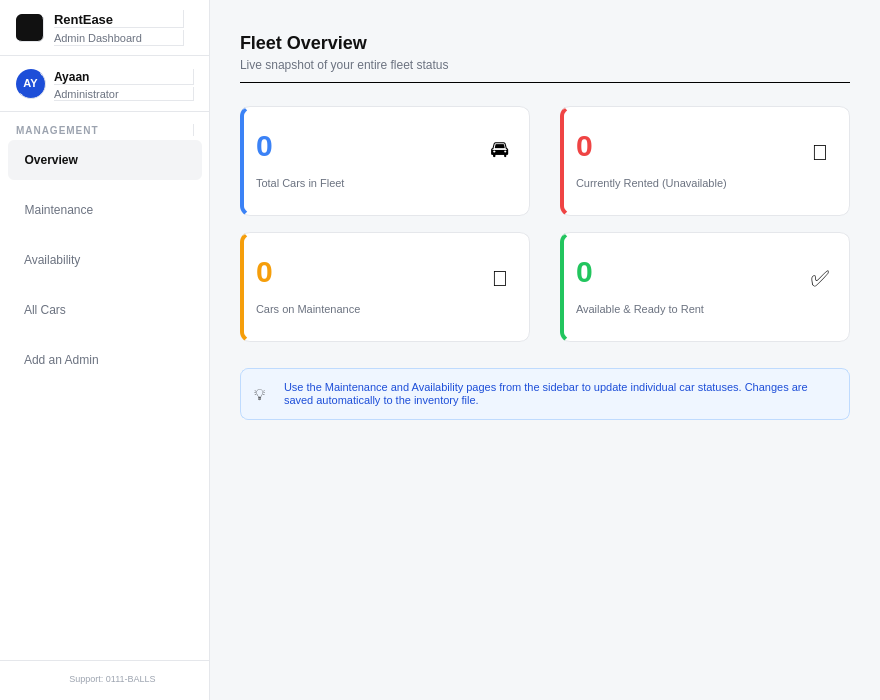
The window that admindashboard.ui (adrift-blip/Car-Rental-Management-System) describes before a commit, drawn with Qt 5.
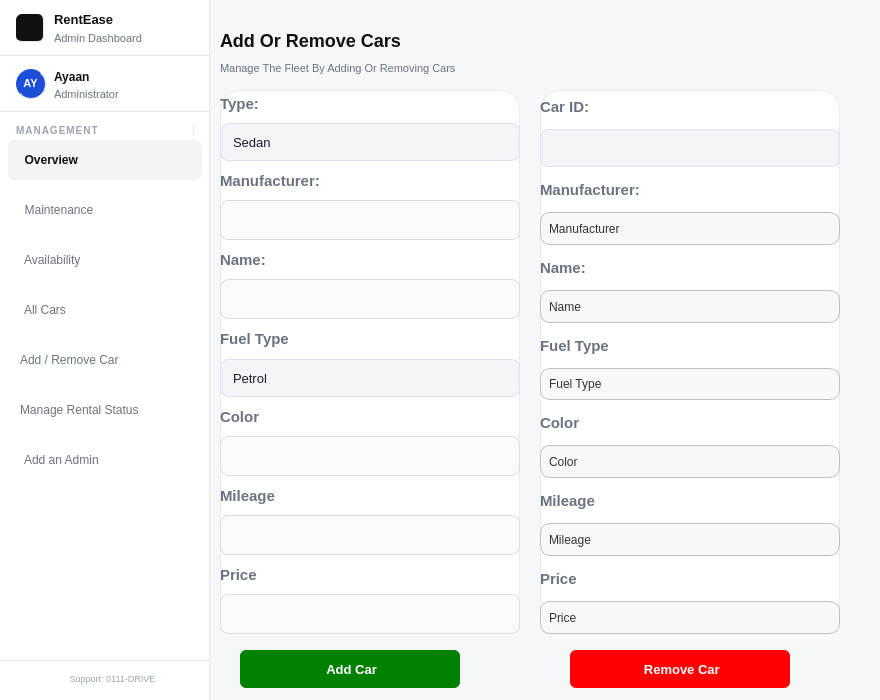
The same window after the commit. The open tabs and pages were chosen to show the change. Icons and pictures are not drawn.

Commit message: Finalized! No changes left

Diff of the .ui file:
```diff
--- a/admindashboard.ui
+++ b/admindashboard.ui
@@ -116,7 +116,8 @@
 font-weight: bold;
 color: #111111;
 background-color: transparent;
-font-family: Segoe UI;</string>
+font-family: Segoe UI;
+border:none;</string>
      </property>
      <property name="text">
       <string>RentEase</string>
@@ -134,7 +135,8 @@
      <property name="styleSheet">
       <string notr="true">font-size: 11px;
 color: #6B7280;
-background: transparent;</string>
+background: transparent;
+border:none;</string>
      </property>
      <property name="text">
       <string>Admin Dashboard</string>
@@ -208,7 +210,8 @@
       <string notr="true">font-size: 12px;
 font-weight: bold;
 color: #111111;
-background: transparent;</string>
+background: transparent;
+border:none;</string>
      </property>
      <property name="text">
       <string>Ayaan</string>
@@ -226,7 +229,8 @@
      <property name="styleSheet">
       <string notr="true">font-size: 11px;
 color: #6B7280;
-background: transparent;</string>
+background: transparent;
+border:none;</string>
      </property>
      <property name="text">
       <string>Administrator</string>
@@ -496,7 +500,7 @@
 padding-top: 10px;</string>
     </property>
     <property name="text">
-     <string>Support: 0111-BALLS</string>
+     <string>Support: 0111-DRIVE</string>
     </property>
     <property name="alignment">
      <set>Qt::AlignmentFlag::AlignHCenter|Qt::AlignmentFlag::AlignTop</set>
@@ -506,7 +510,7 @@
     <property name="geometry">
      <rect>
       <x>8</x>
-      <y>340</y>
+      <y>440</y>
       <width>194</width>
       <height>40</height>
      </rect>
@@ -548,6 +552,109 @@
     <property name="flat">
      <bool>true</bool>
     </property>
+    <attribute name="buttonGroup">
+     <string notr="true">buttonGroup</string>
+    </attribute>
+   </widget>
+   <widget class="QPushButton" name="AddRemoveCar">
+    <property name="geometry">
+     <rect>
+      <x>10</x>
+      <y>340</y>
+      <width>194</width>
+      <height>40</height>
+     </rect>
+    </property>
+    <property name="styleSheet">
+     <string notr="true">QPushButton#AddRemoveCar {
+    border: none;
+    border-radius: 6px;
+    text-align: left;
+    padding-left: 10px;
+    color: #6B7280;
+    background: none;
+}
+QPushButton#AddRemoveCar:hover {
+    background-color: #F9FAFB;
+    color: #111111;
+}
+QPushButton#AddRemoveCar:checked {
+    background-color: #F3F4F6;
+    color: #111111;
+    font-weight: 600;
+}</string>
+    </property>
+    <property name="text">
+     <string>Add / Remove Car</string>
+    </property>
+    <property name="icon">
+     <iconset theme="QIcon::ThemeIcon::FolderOpen"/>
+    </property>
+    <property name="iconSize">
+     <size>
+      <width>18</width>
+      <height>18</height>
+     </size>
+    </property>
+    <property name="checkable">
+     <bool>true</bool>
+    </property>
+    <property name="flat">
+     <bool>true</bool>
+    </property>
+    <attribute name="buttonGroup">
+     <string notr="true">buttonGroup</string>
+    </attribute>
+   </widget>
+   <widget class="QPushButton" name="manageRentalStatusBtn">
+    <property name="geometry">
+     <rect>
+      <x>10</x>
+      <y>390</y>
+      <width>194</width>
+      <height>40</height>
+     </rect>
+    </property>
+    <property name="styleSheet">
+     <string notr="true">QPushButton#manageRentalStatusBtn {
+    border: none;
+    border-radius: 6px;
+    text-align: left;
+    padding-left: 10px;
+    color: #6B7280;
+    background: none;
+}
+QPushButton#manageRentalStatusBtn:hover {
+    background-color: #F9FAFB;
+    color: #111111;
+}
+QPushButton#manageRentalStatusBtn:checked {
+    background-color: #F3F4F6;
+    color: #111111;
+    font-weight: 600;
+}</string>
+    </property>
+    <property name="text">
+     <string>Manage Rental Status</string>
+    </property>
+    <property name="icon">
+     <iconset theme="QIcon::ThemeIcon::ContactNew"/>
+    </property>
+    <property name="iconSize">
+     <size>
+      <width>18</width>
+      <height>18</height>
+     </size>
+    </property>
+    <property name="checkable">
+     <bool>true</bool>
+    </property>
+    <property name="flat">
+     <bool>true</bool>
+    </property>
+    <attribute name="buttonGroup">
+     <string notr="true">buttonGroup</string>
+    </attribute>
    </widget>
   </widget>
   <widget class="QWidget" name="rootWidget" native="true">
@@ -1558,6 +1665,861 @@
       </property>
      </widget>
     </widget>
+    <widget class="QWidget" name="addOrRemovePage">
+     <widget class="QLabel" name="label">
+      <property name="geometry">
+       <rect>
+        <x>10</x>
+        <y>20</y>
+        <width>200</width>
+        <height>40</height>
+       </rect>
+      </property>
+      <property name="styleSheet">
+       <string notr="true">font-size: 18px;
+font-weight: bold;
+color: #111111;
+background-color: transparent;
+font-family: Segoe UI;
+border:none;</string>
+      </property>
+      <property name="text">
+       <string>Add Or Remove Cars</string>
+      </property>
+     </widget>
+     <widget class="QLabel" name="brandSub_2">
+      <property name="geometry">
+       <rect>
+        <x>10</x>
+        <y>60</y>
+        <width>250</width>
+        <height>16</height>
+       </rect>
+      </property>
+      <property name="styleSheet">
+       <string notr="true">font-size: 11px;
+color: #6B7280;
+background: transparent;
+border:none;</string>
+      </property>
+      <property name="text">
+       <string>Manage The Fleet By Adding Or Removing Cars</string>
+      </property>
+     </widget>
+     <widget class="QWidget" name="widget_2" native="true">
+      <property name="geometry">
+       <rect>
+        <x>10</x>
+        <y>90</y>
+        <width>300</width>
+        <height>544</height>
+       </rect>
+      </property>
+      <property name="styleSheet">
+       <string notr="true">border: 1px solid #e8eaf0;
+border-radius: 20px;
+background: white;
+outline: none;
+color: #1a1a2e;</string>
+      </property>
+      <layout class="QVBoxLayout" name="verticalLayout">
+       <item>
+        <widget class="QLabel" name="label_15">
+         <property name="styleSheet">
+          <string notr="true">font-weight:bold;
+border:none;
+outline:none;
+font-size: 15px;
+color: #6B7280;
+background-color: transparent;</string>
+         </property>
+         <property name="text">
+          <string>Type:</string>
+         </property>
+        </widget>
+       </item>
+       <item>
+        <widget class="QComboBox" name="typeComboBox">
+         <property name="styleSheet">
+          <string notr="true">QComboBox {
+    background: #f4f5f8;
+    color: #1a1a2e;
+    border: 1px solid #dde1ed;
+    border-radius: 8px;
+    padding: 0 12px;
+    font-size: 13px;
+    height: 36px;
+}
+QComboBox:hover {
+ border-color: #3b4fd8; 
+}
+QComboBox::drop-down { 
+border: none; width: 24px; 
+}
+QComboBox QAbstractItemView {
+    background: white;
+    border: 1px solid #dde1ed;
+    border-radius: 6px;
+    color: #1a1a2e;
+    selection-background-color: #eef0fb;
+    selection-color: #3b4fd8;
+}</string>
+         </property>
+         <item>
+          <property name="text">
+           <string>Sedan</string>
+          </property>
+         </item>
+         <item>
+          <property name="text">
+           <string>Coupe</string>
+          </property>
+         </item>
+         <item>
+          <property name="text">
+           <string>Hatchback</string>
+          </property>
+         </item>
+         <item>
+          <property name="text">
+           <string>SUV</string>
+          </property>
+         </item>
+         <item>
+          <property name="text">
+           <string>Crossover</string>
+          </property>
+         </item>
+         <item>
+          <property name="text">
+           <string>Convertible</string>
+          </property>
+         </item>
+         <item>
+          <property name="text">
+           <string>Station Wagon</string>
+          </property>
+         </item>
+         <item>
+          <property name="text">
+           <string>Minivan</string>
+          </property>
+         </item>
+         <item>
+          <property name="text">
+           <string>Pickup Truck</string>
+          </property>
+         </item>
+        </widget>
+       </item>
+       <item>
+        <widget class="QLabel" name="label_16">
+         <property name="styleSheet">
+          <string notr="true">font-weight:bold;
+border:none;
+outline:none;
+font-size: 15px;
+color: #6B7280;
+background-color: transparent;</string>
+         </property>
+         <property name="text">
+          <string>Manufacturer:</string>
+         </property>
+        </widget>
+       </item>
+       <item>
+        <widget class="QLineEdit" name="manufacturerEdit">
+         <property name="styleSheet">
+          <string notr="true">background-color: #fafafa;
+border: 1px solid #dddddd;
+border-radius: 8px;
+padding: 10px 14px;
+font-size: 14px;
+color: #1a1a2e;</string>
+         </property>
+        </widget>
+       </item>
+       <item>
+        <widget class="QLabel" name="label_17">
+         <property name="styleSheet">
+          <string notr="true">font-weight:bold;
+border:none;
+outline:none;
+font-size: 15px;
+color: #6B7280;
+background-color: transparent;</string>
+         </property>
+         <property name="text">
+          <string>Name:</string>
+         </property>
+        </widget>
+       </item>
+       <item>
+        <widget class="QLineEdit" name="carNameEdit">
+         <property name="styleSheet">
+          <string notr="true">background-color: #fafafa;
+border: 1px solid #dddddd;
+border-radius: 8px;
+padding: 10px 14px;
+font-size: 14px;
+color: #1a1a2e;</string>
+         </property>
+        </widget>
+       </item>
+       <item>
+        <widget class="QLabel" name="label_18">
+         <property name="styleSheet">
+          <string notr="true">font-weight:bold;
+border:none;
+outline:none;
+font-size: 15px;
+color: #6B7280;
+background-color: transparent;</string>
+         </property>
+         <property name="text">
+          <string>Fuel Type</string>
+         </property>
+        </widget>
+       </item>
+       <item>
+        <widget class="QComboBox" name="fuelComboBox">
+         <property name="styleSheet">
+          <string notr="true">QComboBox {
+    background: #f4f5f8;
+    color: #1a1a2e;
+    border: 1px solid #dde1ed;
+    border-radius: 8px;
+    padding: 0 12px;
+    font-size: 13px;
+    height: 36px;
+}
+QComboBox:hover {
+ border-color: #3b4fd8; 
+}
+QComboBox::drop-down { 
+border: none; width: 24px; 
+}
+QComboBox QAbstractItemView {
+    background: white;
+    border: 1px solid #dde1ed;
+    border-radius: 6px;
+    color: #1a1a2e;
+    selection-background-color: #eef0fb;
+    selection-color: #3b4fd8;
+}</string>
+         </property>
+         <item>
+          <property name="text">
+           <string>Petrol</string>
+          </property>
+         </item>
+         <item>
+          <property name="text">
+           <string>Electric</string>
+          </property>
+         </item>
+        </widget>
+       </item>
+       <item>
+        <widget class="QLabel" name="label_19">
+         <property name="styleSheet">
+          <string notr="true">font-weight:bold;
+border:none;
+outline:none;
+font-size: 15px;
+color: #6B7280;
+background-color: transparent;</string>
+         </property>
+         <property name="text">
+          <string>Color</string>
+         </property>
+        </widget>
+       </item>
+       <item>
+        <widget class="QLineEdit" name="colorEdit">
+         <property name="styleSheet">
+          <string notr="true">background-color: #fafafa;
+border: 1px solid #dddddd;
+border-radius: 8px;
+padding: 10px 14px;
+font-size: 14px;
+color: #1a1a2e;</string>
+         </property>
+        </widget>
+       </item>
+       <item>
+        <widget class="QLabel" name="label_20">
+         <property name="styleSheet">
+          <string notr="true">font-weight:bold;
+border:none;
+outline:none;
+font-size: 15px;
+color: #6B7280;
+background-color: transparent;</string>
+         </property>
+         <property name="text">
+          <string>Mileage</string>
+         </property>
+        </widget>
+       </item>
+       <item>
+        <widget class="QLineEdit" name="mileageEdit">
+         <property name="styleSheet">
+          <string notr="true">background-color: #fafafa;
+border: 1px solid #dddddd;
+border-radius: 8px;
+padding: 10px 14px;
+font-size: 14px;
+color: #1a1a2e;</string>
+         </property>
+        </widget>
+       </item>
+       <item>
+        <widget class="QLabel" name="label_21">
+         <property name="styleSheet">
+          <string notr="true">font-weight:bold;
+border:none;
+outline:none;
+font-size: 15px;
+color: #6B7280;
+background-color: transparent;</string>
+         </property>
+         <property name="text">
+          <string>Price</string>
+         </property>
+        </widget>
+       </item>
+       <item>
+        <widget class="QLineEdit" name="priceEdit">
+         <property name="styleSheet">
+          <string notr="true">background-color: #fafafa;
+border: 1px solid #dddddd;
+border-radius: 8px;
+padding: 10px 14px;
+font-size: 14px;
+color: #1a1a2e;</string>
+         </property>
+        </widget>
+       </item>
+      </layout>
+     </widget>
+     <widget class="QPushButton" name="addCarButton">
+      <property name="geometry">
+       <rect>
+        <x>30</x>
+        <y>650</y>
+        <width>220</width>
+        <height>38</height>
+       </rect>
+      </property>
+      <property name="styleSheet">
+       <string notr="true">QPushButton#addCarButton {
+    background-color: #008000;
+    color: #ffffff;
+    border: none;
+    border-radius: 6px;
+    font-size: 13px;
+    font-weight: bold;
+    font-family: Segoe UI;
+}
+QPushButton#addCarButton:hover {
+    background-color: #D97706;
+}
+QPushButton#addCarButton:pressed {
+    background-color: #B45309;
+}</string>
+      </property>
+      <property name="text">
+       <string> Add Car</string>
+      </property>
+      <property name="icon">
+       <iconset theme="QIcon::ThemeIcon::DocumentSaveAs"/>
+      </property>
+     </widget>
+     <widget class="QPushButton" name="removeCarButton">
+      <property name="geometry">
+       <rect>
+        <x>360</x>
+        <y>650</y>
+        <width>220</width>
+        <height>38</height>
+       </rect>
+      </property>
+      <property name="styleSheet">
+       <string notr="true">QPushButton#removeCarButton {
+    background-color: #FF0000;
+    color: #ffffff;
+    border: none;
+    border-radius: 6px;
+    font-size: 13px;
+    font-weight: bold;
+    font-family: Segoe UI;
+}
+QPushButton#removeCarButton:hover {
+    background-color: #D97706;
+}
+QPushButton#removeCarButton:pressed {
+    background-color: #B45309;
+}</string>
+      </property>
+      <property name="text">
+       <string> Remove Car</string>
+      </property>
+      <property name="icon">
+       <iconset theme="QIcon::ThemeIcon::EditClear"/>
+      </property>
+     </widget>
+     <widget class="QWidget" name="widget_3" native="true">
+      <property name="geometry">
+       <rect>
+        <x>330</x>
+        <y>90</y>
+        <width>300</width>
+        <height>544</height>
+       </rect>
+      </property>
+      <property name="styleSheet">
+       <string notr="true">border: 1px solid #e8eaf0;
+border-radius: 20px;
+background: white;
+outline: none;
+color: #1a1a2e;</string>
+      </property>
+      <layout class="QVBoxLayout" name="verticalLayout_4">
+       <item>
+        <widget class="QLabel" name="label_40">
+         <property name="styleSheet">
+          <string notr="true">font-weight:bold;
+border:none;
+outline:none;
+font-size: 15px;
+color: #6B7280;
+background-color: transparent;</string>
+         </property>
+         <property name="text">
+          <string>Car ID:</string>
+         </property>
+        </widget>
+       </item>
+       <item>
+        <widget class="QComboBox" name="carIDComboBox">
+         <property name="styleSheet">
+          <string notr="true">QComboBox {
+    background: #f4f5f8;
+    color: #1a1a2e;
+    border: 1px solid #dde1ed;
+    border-radius: 8px;
+    padding: 0 12px;
+    font-size: 13px;
+    height: 36px;
+}
+QComboBox:hover {
+ border-color: #3b4fd8; 
+}
+QComboBox::drop-down { 
+border: none; width: 24px; 
+}
+QComboBox QAbstractItemView {
+    background: white;
+    border: 1px solid #dde1ed;
+    border-radius: 6px;
+    color: #1a1a2e;
+    selection-background-color: #eef0fb;
+    selection-color: #3b4fd8;
+}</string>
+         </property>
+        </widget>
+       </item>
+       <item>
+        <widget class="QLabel" name="label_41">
+         <property name="styleSheet">
+          <string notr="true">font-weight:bold;
+border:none;
+outline:none;
+font-size: 15px;
+color: #6B7280;
+background-color: transparent;</string>
+         </property>
+         <property name="text">
+          <string>Manufacturer:</string>
+         </property>
+        </widget>
+       </item>
+       <item>
+        <widget class="QLabel" name="manLabel">
+         <property name="styleSheet">
+          <string notr="true">background-color: #f8f8f8;
+border: 1px solid #c0c0c0;
+border-radius: 10px;
+padding: 5px;
+color: #333333;
+</string>
+         </property>
+         <property name="text">
+          <string>Manufacturer</string>
+         </property>
+        </widget>
+       </item>
+       <item>
+        <widget class="QLabel" name="label_42">
+         <property name="styleSheet">
+          <string notr="true">font-weight:bold;
+border:none;
+outline:none;
+font-size: 15px;
+color: #6B7280;
+background-color: transparent;</string>
+         </property>
+         <property name="text">
+          <string>Name:</string>
+         </property>
+        </widget>
+       </item>
+       <item>
+        <widget class="QLabel" name="namLabel">
+         <property name="styleSheet">
+          <string notr="true">background-color: #f8f8f8;
+border: 1px solid #c0c0c0;
+border-radius: 10px;
+padding: 5px;
+color: #333333;
+</string>
+         </property>
+         <property name="text">
+          <string>Name</string>
+         </property>
+        </widget>
+       </item>
+       <item>
+        <widget class="QLabel" name="label_43">
+         <property name="styleSheet">
+          <string notr="true">font-weight:bold;
+border:none;
+outline:none;
+font-size: 15px;
+color: #6B7280;
+background-color: transparent;</string>
+         </property>
+         <property name="text">
+          <string>Fuel Type</string>
+         </property>
+        </widget>
+       </item>
+       <item>
+        <widget class="QLabel" name="fueLabel">
+         <property name="styleSheet">
+          <string notr="true">background-color: #f8f8f8;
+border: 1px solid #c0c0c0;
+border-radius: 10px;
+padding: 5px;
+color: #333333;
+</string>
+         </property>
+         <property name="text">
+          <string>Fuel Type</string>
+         </property>
+        </widget>
+       </item>
+       <item>
+        <widget class="QLabel" name="label_44">
+         <property name="styleSheet">
+          <string notr="true">font-weight:bold;
+border:none;
+outline:none;
+font-size: 15px;
+color: #6B7280;
+background-color: transparent;</string>
+         </property>
+         <property name="text">
+          <string>Color</string>
+         </property>
+        </widget>
+       </item>
+       <item>
+        <widget class="QLabel" name="colLabel">
+         <property name="styleSheet">
+          <string notr="true">background-color: #f8f8f8;
+border: 1px solid #c0c0c0;
+border-radius: 10px;
+padding: 5px;
+color: #333333;
+</string>
+         </property>
+         <property name="text">
+          <string>Color</string>
+         </property>
+        </widget>
+       </item>
+       <item>
+        <widget class="QLabel" name="label_45">
+         <property name="styleSheet">
+          <string notr="true">font-weight:bold;
+border:none;
+outline:none;
+font-size: 15px;
+color: #6B7280;
+background-color: transparent;</string>
+         </property>
+         <property name="text">
+          <string>Mileage</string>
+         </property>
+        </widget>
+       </item>
+       <item>
+        <widget class="QLabel" name="mileLabel">
+         <property name="styleSheet">
+          <string notr="true">background-color: #f8f8f8;
+border: 1px solid #c0c0c0;
+border-radius: 10px;
+padding: 5px;
+color: #333333;
+</string>
+         </property>
+         <property name="text">
+          <string>Mileage</string>
+         </property>
+        </widget>
+       </item>
+       <item>
+        <widget class="QLabel" name="label_46">
+         <property name="styleSheet">
+          <string notr="true">font-weight:bold;
+border:none;
+outline:none;
+font-size: 15px;
+color: #6B7280;
+background-color: transparent;</string>
+         </property>
+         <property name="text">
+          <string>Price</string>
+         </property>
+        </widget>
+       </item>
+       <item>
+        <widget class="QLabel" name="priceLabele">
+         <property name="styleSheet">
+          <string notr="true">background-color: #f8f8f8;
+border: 1px solid #c0c0c0;
+border-radius: 10px;
+padding: 5px;
+color: #333333;
+</string>
+         </property>
+         <property name="text">
+          <string>Price</string>
+         </property>
+        </widget>
+       </item>
+      </layout>
+     </widget>
+    </widget>
+    <widget class="QWidget" name="statusManager">
+     <widget class="QLabel" name="brandName_2">
+      <property name="geometry">
+       <rect>
+        <x>10</x>
+        <y>10</y>
+        <width>200</width>
+        <height>40</height>
+       </rect>
+      </property>
+      <property name="styleSheet">
+       <string notr="true">font-size: 18px;
+font-weight: bold;
+color: #111111;
+background-color: transparent;
+font-family: Segoe UI;
+border:none;</string>
+      </property>
+      <property name="text">
+       <string>Rental Status Manager</string>
+      </property>
+     </widget>
+     <widget class="QLabel" name="brandSub_3">
+      <property name="geometry">
+       <rect>
+        <x>10</x>
+        <y>50</y>
+        <width>300</width>
+        <height>16</height>
+       </rect>
+      </property>
+      <property name="styleSheet">
+       <string notr="true">font-size: 11px;
+color: #6B7280;
+background: transparent;
+border:none;</string>
+      </property>
+      <property name="text">
+       <string>Manage the status of all of your rentals</string>
+      </property>
+     </widget>
+     <widget class="QWidget" name="widget_4" native="true">
+      <property name="geometry">
+       <rect>
+        <x>10</x>
+        <y>100</y>
+        <width>461</width>
+        <height>301</height>
+       </rect>
+      </property>
+      <property name="styleSheet">
+       <string notr="true">border: 1px solid #e8eaf0;
+border-radius: 20px;
+background: white;
+outline: none;
+color: #1a1a2e;</string>
+      </property>
+      <layout class="QVBoxLayout" name="verticalLayout_5">
+       <item>
+        <widget class="QLabel" name="label_47">
+         <property name="styleSheet">
+          <string notr="true">font-weight:bold;
+border:none;
+outline:none;
+font-size: 15px;
+color: #6B7280;
+background-color: transparent;</string>
+         </property>
+         <property name="text">
+          <string>Rental ID:</string>
+         </property>
+        </widget>
+       </item>
+       <item>
+        <widget class="QComboBox" name="idComboBox">
+         <property name="styleSheet">
+          <string notr="true">QComboBox {
+    background: #f4f5f8;
+    color: #1a1a2e;
+    border: 1px solid #dde1ed;
+    border-radius: 8px;
+    padding: 0 12px;
+    font-size: 13px;
+    height: 36px;
+}
+QComboBox:hover {
+ border-color: #3b4fd8; 
+}
+QComboBox::drop-down { 
+border: none; width: 24px; 
+}
+QComboBox QAbstractItemView {
+    background: white;
+    border: 1px solid #dde1ed;
+    border-radius: 6px;
+    color: #1a1a2e;
+    selection-background-color: #eef0fb;
+    selection-color: #3b4fd8;
+}</string>
+         </property>
+        </widget>
+       </item>
+       <item>
+        <widget class="QLabel" name="label_48">
+         <property name="styleSheet">
+          <string notr="true">font-weight:bold;
+border:none;
+outline:none;
+font-size: 15px;
+color: #6B7280;
+background-color: transparent;</string>
+         </property>
+         <property name="text">
+          <string>Status</string>
+         </property>
+        </widget>
+       </item>
+       <item>
+        <widget class="QComboBox" name="statusComboBox">
+         <property name="styleSheet">
+          <string notr="true">QComboBox {
+    background: #f4f5f8;
+    color: #1a1a2e;
+    border: 1px solid #dde1ed;
+    border-radius: 8px;
+    padding: 0 12px;
+    font-size: 13px;
+    height: 36px;
+}
+QComboBox:hover {
+ border-color: #3b4fd8; 
+}
+QComboBox::drop-down { 
+border: none; width: 24px; 
+}
+QComboBox QAbstractItemView {
+    background: white;
+    border: 1px solid #dde1ed;
+    border-radius: 6px;
+    color: #1a1a2e;
+    selection-background-color: #eef0fb;
+    selection-color: #3b4fd8;
+}</string>
+         </property>
+         <item>
+          <property name="text">
+           <string>Upcoming</string>
+          </property>
+         </item>
+         <item>
+          <property name="text">
+           <string>Cancelled</string>
+          </property>
+         </item>
+         <item>
+          <property name="text">
+           <string>Active</string>
+          </property>
+         </item>
+         <item>
+          <property name="text">
+           <string>Completed</string>
+          </property>
+         </item>
+         <item>
+          <property name="text">
+           <string>Not Returned</string>
+          </property>
+         </item>
+        </widget>
+       </item>
+      </layout>
+     </widget>
+     <widget class="QPushButton" name="SaveChanges">
+      <property name="geometry">
+       <rect>
+        <x>150</x>
+        <y>430</y>
+        <width>150</width>
+        <height>40</height>
+       </rect>
+      </property>
+      <property name="styleSheet">
+       <string notr="true">QPushButton#SaveChanges {
+    background-color: #008000;
+    color: #ffffff;
+    border: none;
+    border-radius: 6px;
+    font-size: 13px;
+    font-weight: bold;
+    font-family: Segoe UI;
+}
+QPushButton#SaveChanges:hover {
+    background-color: #D97706;
+}
+QPushButton#SaveChanges:pressed {
+    background-color: #B45309;
+}</string>
+      </property>
+      <property name="text">
+       <string> Save Changes</string>
+      </property>
+      <property name="icon">
+       <iconset theme="QIcon::ThemeIcon::DocumentSaveAs"/>
+      </property>
+     </widget>
+    </widget>
    </widget>
   </widget>
  </widget>
```
Left out of the diff: 42 changed lines with no effect on the pictures. The commit also changes 21 other files.
